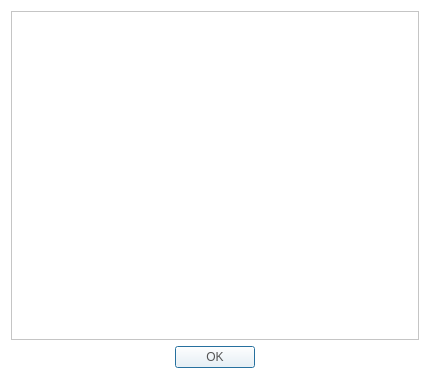
Qt form CaX/dialog/trackinfodialog.ui (fsest4u/CaX_03) before a commit.
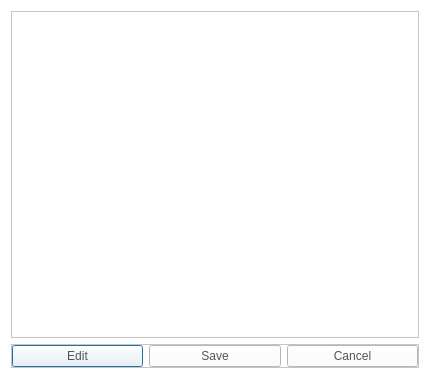
The same form after that commit.

```diff
--- a/CaX/dialog/trackinfodialog.ui
+++ b/CaX/dialog/trackinfodialog.ui
@@ -30,6 +30,54 @@
 }</string>
   </property>
   <layout class="QGridLayout" name="gridLayout">
+   <item row="1" column="0">
+    <widget class="QFrame" name="frame">
+     <property name="frameShape">
+      <enum>QFrame::StyledPanel</enum>
+     </property>
+     <property name="frameShadow">
+      <enum>QFrame::Raised</enum>
+     </property>
+     <layout class="QHBoxLayout" name="horizontalLayout">
+      <property name="spacing">
+       <number>6</number>
+      </property>
+      <property name="leftMargin">
+       <number>0</number>
+      </property>
+      <property name="topMargin">
+       <number>0</number>
+      </property>
+      <property name="rightMargin">
+       <number>0</number>
+      </property>
+      <property name="bottomMargin">
+       <number>0</number>
+      </property>
+      <item>
+       <widget class="QPushButton" name="btnEdit">
+        <property name="text">
+         <string>Edit</string>
+        </property>
+       </widget>
+      </item>
+      <item>
+       <widget class="QPushButton" name="btnSave">
+        <property name="text">
+         <string>Save</string>
+        </property>
+       </widget>
+      </item>
+      <item>
+       <widget class="QPushButton" name="btnCancel">
+        <property name="text">
+         <string>Cancel</string>
+        </property>
+       </widget>
+      </item>
+     </layout>
+    </widget>
+   </item>
    <item row="0" column="0">
     <widget class="QScrollArea" name="scrollArea">
      <property name="widgetResizable">
@@ -41,26 +89,13 @@
         <x>0</x>
         <y>0</y>
         <width>410</width>
-        <height>319</height>
+        <height>317</height>
        </rect>
       </property>
       <layout class="QGridLayout" name="gridLayoutScrollArea"/>
      </widget>
     </widget>
    </item>
-   <item row="1" column="0">
-    <widget class="QDialogButtonBox" name="buttonBox">
-     <property name="orientation">
-      <enum>Qt::Horizontal</enum>
-     </property>
-     <property name="standardButtons">
-      <set>QDialogButtonBox::Ok</set>
-     </property>
-     <property name="centerButtons">
-      <bool>true</bool>
-     </property>
-    </widget>
-   </item>
   </layout>
  </widget>
  <resources/>
```
Left out of the diff: 35 changed lines with no effect on the pictures.
